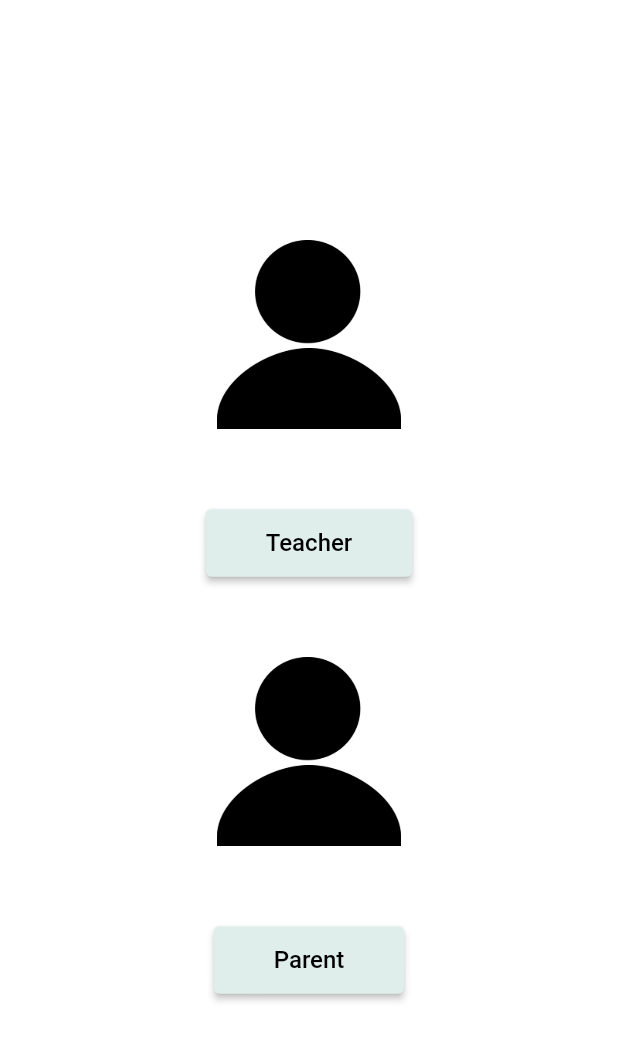
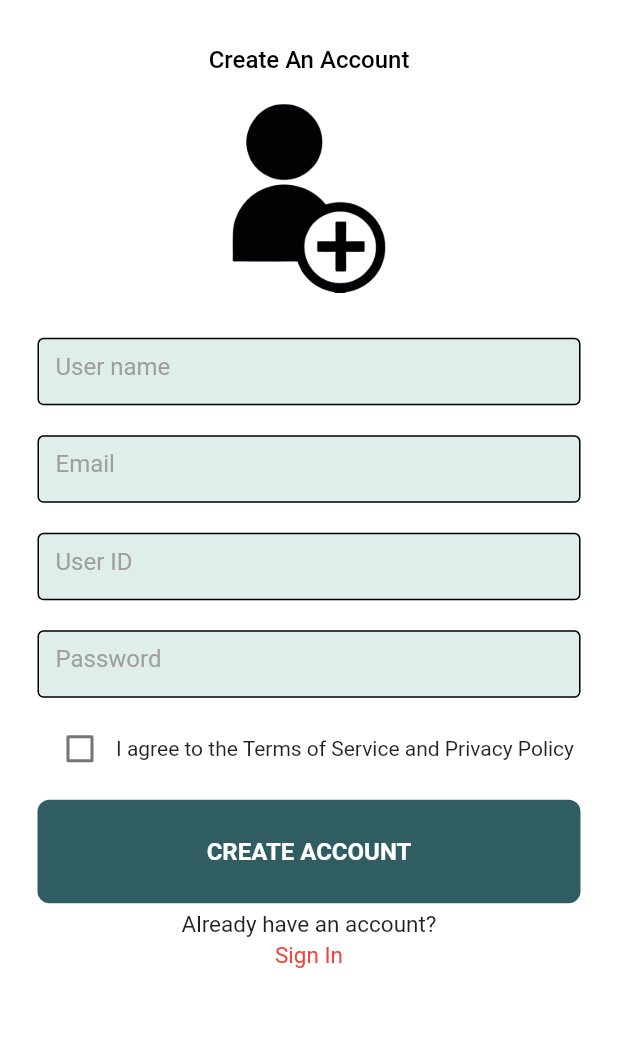
Before and after one commit to MayuriNadeesha/Mini_Project, a Flutter app: the screen it shows after launch, on a phone screen of 412 x 824 dp. Shown: the top 1041 px of the screen. Run offline on Flutter 3.47's test engine with Material 2 defaults, Android fonts, the phone set to English and light mode, and no system bars; Roboto replaces fonts that are missing (Poppins).

Commit message:
Added to create account page

```diff
--- /dev/null
+++ b/lib/Screens/create_account.dart
@@ -0,0 +1,154 @@
+import 'package:flutter/material.dart';
+import 'package:mini_project/components/create_account_button.dart';
+import 'package:mini_project/components/my_textfeild.dart';
+
+class CreateAccount extends StatefulWidget {
+  @override
+  _CreateAccountState createState() => _CreateAccountState();
+}
+
+class _CreateAccountState extends State<CreateAccount> {
+  // Text editing controllers
+  final usernameController = TextEditingController();
+  final emailController = TextEditingController();
+  final userIDController = TextEditingController();
+  final passwordController = TextEditingController();
+
+  bool isCheckedRememberMe = false;
+  bool invisible = true;
+
+  // Sign user in method
+  void accountcreate() {}
+
+  @override
+  Widget build(BuildContext context) {
+    return Scaffold(
+      backgroundColor: Colors.white,
+      body: SafeArea(
+        child: SingleChildScrollView(
+          child: Center(
+            child: Column(
+              mainAxisAlignment: MainAxisAlignment.center,
+              children: [
+                const SizedBox(height: 30),
+                Text(
+                  'Create An Account',
+                  style: TextStyle(
+                    color: Colors.black,
+                    fontSize: 16,
+                    fontFamily: 'Poppins',
+                    fontWeight: FontWeight.w500,
+                  ),
+                ),
+
+                const SizedBox(height: 20),
+
+                Image.asset(
+                  'Images/CreateAccount.png',
+                  width: 126.24,
+                  height: 126.24,
+                  fit: BoxFit.fill,
+                ),
+
+                const SizedBox(height: 30),
+
+                // User name
+                Container(
+                  height: 45,
+                  child: MyTextFeild(
+                    controller: usernameController,
+                    hintText: 'User name',
+                    obscureText: false,
+                  ),
+                ),
+
+                const SizedBox(height: 20),
+
+                // Email
+                Container(
+                  height: 45,
+                  child: MyTextFeild(
+                    controller: emailController,
+                    hintText: 'Email',
+                    obscureText: false,
+                  ),
+                ),
+
+                const SizedBox(height: 20),
+
+                // User ID
+                Container(
+                  height: 45,
+                  child: MyTextFeild(
+                    controller: userIDController,
+                    hintText: 'User ID',
+                    obscureText: false,
+                  ),
+                ),
+
+                const SizedBox(height: 20),
+
+                // Password
+                Container(
+                  height: 45,
+                  child: MyTextFeild(
+                    controller: passwordController,
+                    hintText: 'Password',
+                    obscureText: true,
+                  ),
+                ),
+
+                const SizedBox(height: 10),
+
+                // Checkbox for agreeing to terms
+                Row(
+                  mainAxisAlignment: MainAxisAlignment.center,
+                  children: [
+                    Checkbox(
+                      value: isCheckedRememberMe,
+                      onChanged: (value) {
+                        setState(() {
+                          isCheckedRememberMe = value!;
+                        });
+                      },
+                    ),
+                    Text("I agree to the Terms of Service and Privacy Policy"),
+                  ],
+                ),
+
+                const SizedBox(height: 10),
+
+                // create account button
+                CreateAccountButton(
+                  onTap: accountcreate,
+                ),
+
+                const SizedBox(height: 5),
+
+                Text(
+                  "Already have an account?",
+                  style: TextStyle(
+                    fontSize: 15,
+                    fontWeight: FontWeight.w400,
+                  ),
+                ),
+
+                const SizedBox(height: 3),
+
+                Text(
+                  "Sign In",
+                  style: TextStyle(
+                    fontSize: 15,
+                    color:
+                        Colors.red, // Use 'Colors.red' instead of 'colors.red'
+                    fontWeight: FontWeight.w400,
+                  ),
+                ),
+              ],
+            ),
+          ),
+        ),
+      ),
+    );
+  }
+}
--- a/lib/Screens/login_page.dart
+++ b/lib/Screens/login_page.dart
@@ -47,7 +47,7 @@ class LoginPage extends StatelessWidget {
                 // User name
                 MyTextFeild(
                   controller: usernameController,
-                  hintText: 'Username',
+                  hintText: 'User ID',
                   obscureText: false,
                 ),
 
--- /dev/null
+++ b/lib/components/create_account_button.dart
@@ -0,0 +1,32 @@
+import 'package:flutter/material.dart';
+
+class CreateAccountButton extends StatelessWidget {
+  final Function()? onTap;
+
+  const CreateAccountButton({Key? key, required this.onTap}) : super(key: key);
+
+  @override
+  Widget build(BuildContext context) {
+    return GestureDetector(
+      onTap: onTap,
+      child: Container(
+        padding: const EdgeInsets.all(25),
+        margin: const EdgeInsets.symmetric(horizontal: 25),
+        decoration: BoxDecoration(
+          color: Color(0xff305d62),
+          borderRadius: BorderRadius.circular(8),
+        ),
+        child: Center(
+          child: Text(
+            "CREATE ACCOUNT",
+            style: TextStyle(
+              color: Colors.white,
+              fontWeight: FontWeight.bold,
+              fontSize: 16,
+            ),
+          ),
+        ),
+      ),
+    );
+  }
+}
--- a/lib/main.dart
+++ b/lib/main.dart
@@ -1,5 +1,5 @@
 import 'package:flutter/material.dart';
-import 'Screens/user_selection_page.dart';
+import 'Screens/create_account.dart';
 
 void main() {
   runApp(MyApp());
@@ -13,7 +13,7 @@ class MyApp extends StatelessWidget {
     return MaterialApp(
       debugShowCheckedModeBanner: false,
       // home:
-      home: UserSelectionPage(),
+      home: CreateAccount(),
     );
   }
 }
```
Also changed, not shown: Images/CreateAccount.png (added).
